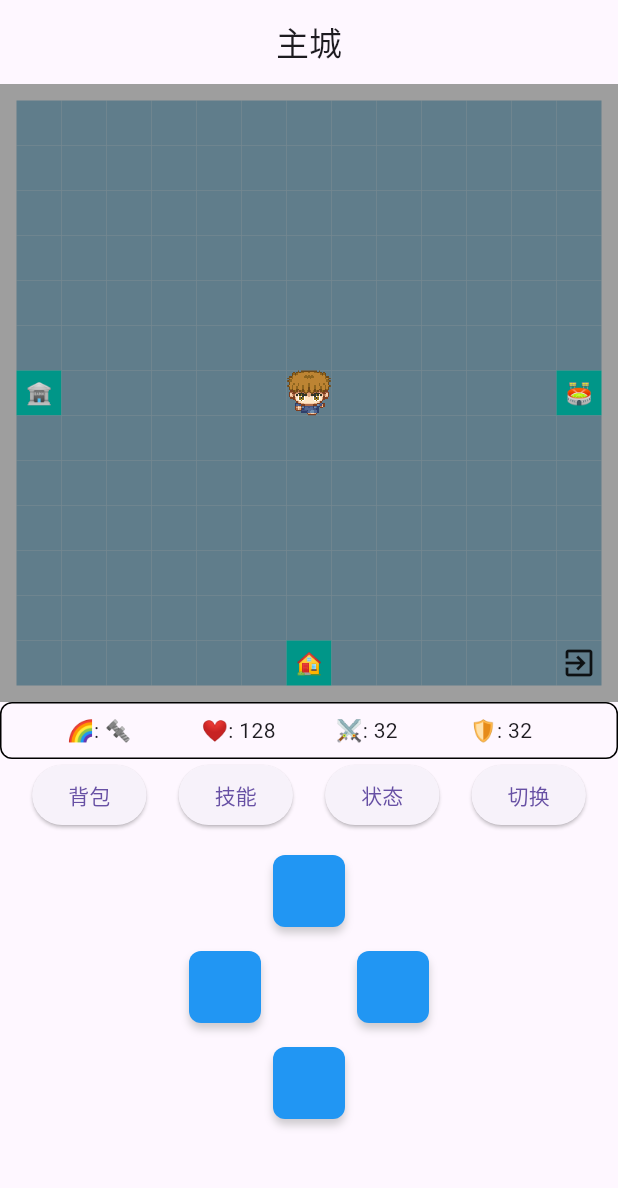
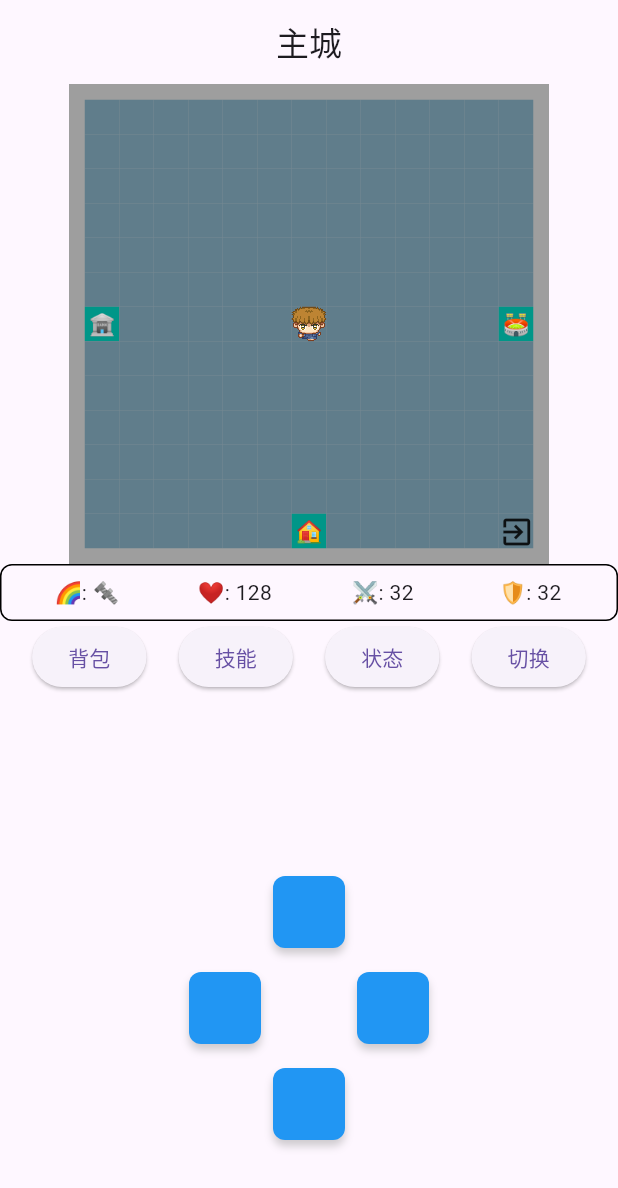
Before and after one commit to Rebort-a/ElementalBattle, a Flutter app: the screen it shows after launch, on a phone screen of 412 x 824 dp. Shown: the top 1188 px of the screen. Run offline on Flutter 3.47's test engine with Material 3 defaults, Android fonts, the phone set to English and light mode, and no system bars.

Commit message:
添加横屏模式

```diff
--- a/flutter_code/lib/upper/home_page.dart
+++ b/flutter_code/lib/upper/home_page.dart
@@ -4,7 +4,6 @@ import '../foundation/energy.dart';
 import '../foundation/image.dart';
 import '../middleware/common.dart';
 import '../foundation/map.dart';
-import '../middleware/elemental.dart';
 import '../middleware/home_logic.dart';
 
 class HomePage extends StatelessWidget {
@@ -15,217 +14,129 @@ class HomePage extends StatelessWidget {
   @override
   Widget build(BuildContext context) {
     return Scaffold(
-      appBar: AppBar(
-        title: _buildTitle(),
-        centerTitle: true,
-        automaticallyImplyLeading: false,
-      ),
-      body: Column(
-        children: [
-          // 弹出页面
-          _buildDialog(),
-          // 地图区域
-          _buildMapRegion(),
-          // 信息区域
-          _buildInfoRegion(),
-          // 按键区域
-          _buildButtonRegion(),
-          // 方向键区域
-          _buildirectionRegion(),
-          // 底部空白区域
-          _buildBlankRegion(),
-        ],
-      ),
-    );
-  }
-
-  Widget _buildTitle() {
-    return ValueListenableBuilder(
-      valueListenable: homeLogic.floorNum,
-      builder: (context, value, child) {
-        return value > 0 ? Text('地下$value层') : const Text('主城');
-      },
-    );
-  }
-
-  Widget _buildDialog() {
-    return ValueListenableBuilder<void Function(BuildContext)>(
-      valueListenable: homeLogic.showPage,
-      builder: (context, value, child) {
-        WidgetsBinding.instance.addPostFrameCallback((_) {
-          value(context);
-        });
-        return const SizedBox.shrink();
-      },
-    );
-  }
-
-  Widget _buildMapRegion() {
-    return Flexible(
-      child: ValueListenableBuilder(
-        valueListenable: homeLogic.displayMap,
-        builder: (context, value, child) {
-          return HomeMapRegion(map: value);
+      appBar: _buildAppBar(),
+      body: OrientationBuilder(
+        builder: (context, orientation) {
+          return orientation == Orientation.portrait
+              ? _buildPortraitLayout(context)
+              : _buildLandscapeLayout(context);
         },
       ),
     );
   }
 
-  Widget _buildInfoRegion() {
-    return HomeInfoRegion(info: homeLogic.player.preview);
-  }
+  AppBar _buildAppBar() => AppBar(
+        title: ValueListenableBuilder<int>(
+          valueListenable: homeLogic.floorNum,
+          builder: (context, value, _) => Text(value > 0 ? '地下$value层' : '主城'),
+        ),
+        centerTitle: true,
+        automaticallyImplyLeading: false,
+      );
 
-  Widget _buildButtonRegion() {
-    return HomeButtonRegion(homeLogic: homeLogic);
-  }
+  // 竖屏布局
+  Widget _buildPortraitLayout(BuildContext context) => Column(
+        children: [
+          // 弹出页面
+          _buildDialog(),
 
-  Widget _buildirectionRegion() {
-    return HomeDirectionRegion(homeLogic: homeLogic);
-  }
+          Flexible(
+            child: Column(
+              children: [
+                Expanded(flex: 5, child: _buildMapRegion()),
+                Expanded(
+                  flex: 3,
+                  child: Column(
+                    children: [
+                      _buildPortraitInfoRegion(),
+                      _buildPortraitButtonRegion(context),
+                    ],
+                  ),
+                ),
+              ],
+            ),
+          ),
+          _buildDirectionRegion(),
+          // 底部空白区域
+          _buildBlankRegion(),
+        ],
+      );
+
+  // 横屏布局
+  Widget _buildLandscapeLayout(BuildContext context) => Column(
+        children: [
+          // 弹出页面
+          _buildDialog(),
+
+          Flexible(
+            child: Row(
+              children: [
+                Expanded(
+                  flex: 3,
+                  child: Row(
+                    children: [
+                      _buildLandscapeButtonRegion(context),
+                      _buildLandscapeInfoRegion(),
+                    ],
+                  ),
+                ),
+                Expanded(flex: 5, child: _buildMapRegion()),
+                Expanded(flex: 3, child: _buildDirectionRegion()),
+              ],
+            ),
+          ),
+
+          // 底部空白区域
+          _buildBlankRegion(),
+        ],
+      );
+
+  Widget _buildDialog() => ValueListenableBuilder<void Function(BuildContext)>(
+        valueListenable: homeLogic.showPage,
+        builder: (context, value, child) {
+          WidgetsBinding.instance.addPostFrameCallback((_) {
+            value(context);
+            homeLogic.showPage.value = (BuildContext context) {};
+          });
+
+          return const SizedBox.shrink();
+        },
+      );
 
   Widget _buildBlankRegion() {
     return const SizedBox(height: 64);
   }
-}
 
-class HomeInfoRegion extends StatelessWidget {
-  final ElementalPreview info;
-
-  const HomeInfoRegion({super.key, required this.info});
-
-  @override
-  Widget build(BuildContext context) {
-    // 显示四个图标和四个数值
-    return Container(
-      padding: const EdgeInsets.all(8.0),
-      decoration: BoxDecoration(
-        border: Border.all(color: Colors.black),
-        borderRadius: BorderRadius.circular(8),
-      ),
-      child: Row(
-        children: [
-          const Spacer(flex: 2),
-          _buildInfo("🌈", info.typeString),
-          _buildInfo(attributeNames[AttributeType.hp.index], info.health),
-          _buildInfo(attributeNames[AttributeType.atk.index], info.attack),
-          _buildInfo(attributeNames[AttributeType.def.index], info.defence),
-        ],
-      ),
-    );
-  }
-
-  Widget _buildInfo(String label, ValueNotifier notifier) {
-    return Expanded(
-      flex: 5,
-      child: ValueListenableBuilder(
-        valueListenable: notifier,
-        builder: (context, value, child) {
-          return Text("$label: $value");
-        },
-      ),
-    );
-  }
-}
-
-class HomeButtonRegion extends StatelessWidget {
-  final HomeLogic homeLogic;
-
-  const HomeButtonRegion({super.key, required this.homeLogic});
-
-  @override
-  Widget build(BuildContext context) {
-    return Row(
-      mainAxisAlignment: MainAxisAlignment.spaceEvenly,
-      children: [
-        ElevatedButton(
-          onPressed: () => homeLogic.navigateToPackagePage(context),
-          child: const Text("背包"),
-        ),
-        ElevatedButton(
-          onPressed: () => homeLogic.navigateToSkillsPage(context),
-          child: const Text("技能"),
-        ),
-        ElevatedButton(
-          onPressed: () => homeLogic.navigateToStatusPage(context),
-          child: const Text("状态"),
-        ),
-        ElevatedButton(
-          onPressed: homeLogic.switchPlayerNext,
-          child: const Text("切换"),
-        ),
-      ],
-    );
-  }
-}
-
-class HomeDirectionRegion extends StatelessWidget {
-  final HomeLogic homeLogic;
-
-  const HomeDirectionRegion({super.key, required this.homeLogic});
-
-  @override
-  Widget build(BuildContext context) {
-    return Column(
-      mainAxisAlignment: MainAxisAlignment.center,
-      children: [
-        const SizedBox(height: 16),
-        ScaleButton(
-          size: const Size(48, 48),
-          onTap: homeLogic.movePlayerUp,
-        ),
-        const SizedBox(height: 16), // 在上键和左键之间添加空间
-        Row(
-          mainAxisAlignment: MainAxisAlignment.center,
-          children: [
-            ScaleButton(
-              size: const Size(48, 48),
-              onTap: homeLogic.movePlayerLeft,
-            ),
-            const SizedBox(width: 64), // 在左键和右键之间添加空间
-            ScaleButton(
-              size: const Size(48, 48),
-              onTap: homeLogic.movePlayerRight,
-            ),
-          ],
-        ),
-        const SizedBox(height: 16), // 在左键和下键之间添加空间
-        ScaleButton(
-          size: const Size(48, 48),
-          onTap: homeLogic.movePlayerDown,
-        ),
-      ],
-    );
-  }
-}
-
-class HomeMapRegion extends StatelessWidget {
-  final List<List<ValueNotifier<CellData>>> map;
-  final ImageManager imageManager = ImageManager();
-
-  HomeMapRegion({super.key, required this.map});
-
-  @override
-  Widget build(BuildContext context) {
-    return AspectRatio(
+  Widget _buildMapRegion() => AspectRatio(
         aspectRatio: 1, // 宽高比为1:1，即正方形
         child: Container(
           decoration: BoxDecoration(
             border: Border.all(color: Colors.grey, width: 8),
           ),
-        child: LayoutBuilder(
+          child: ValueListenableBuilder<List<List<ValueNotifier<CellData>>>>(
+            valueListenable: homeLogic.displayMap,
+            builder: (context, map, _) => LayoutBuilder(
               builder: (BuildContext context, BoxConstraints constraints) {
+                final cellWidth = constraints.maxHeight ~/ map.length;
+                final cellHeight = constraints.maxWidth ~/ map[0].length;
+                final cellSize =
+                    cellWidth < cellHeight ? cellWidth : cellHeight;
+
+                // 计算地图的实际尺寸
+                final mapWidth = cellSize * map[0].length;
+                final mapHeight = cellSize * map.length;
+
                 return Container(
                   color: Colors.grey,
                   child: Center(
                     child: SizedBox(
-                  height: ((constraints.maxHeight ~/ map.length) * map.length)
-                      .toDouble(),
-                  width:
-                      ((constraints.maxWidth ~/ map[0].length) * map[0].length)
-                          .toDouble(),
+                      height: mapWidth.toDouble(),
+                      width: mapHeight.toDouble(),
                       child: GridView.builder(
+                        physics: const NeverScrollableScrollPhysics(), // 禁止滚动
                         gridDelegate: SliverGridDelegateWithFixedCrossAxisCount(
                           crossAxisCount: map.length,
+                          childAspectRatio: 1, // 保持单元格正方形
                         ),
                         itemCount: map.length * map[0].length,
                         itemBuilder: (context, index) {
@@ -234,8 +145,11 @@ class HomeMapRegion extends StatelessWidget {
                           return ValueListenableBuilder(
                             valueListenable: map[y][x],
                             builder: (context, value, child) {
-                          return imageManager.getImage(value.id,
-                              value.iconIndex, value.colorIndex, value.fogFlag);
+                              return ImageManager().getImage(
+                                  value.id,
+                                  value.iconIndex,
+                                  value.colorIndex,
+                                  value.fogFlag);
                             },
                           );
                         },
@@ -246,6 +160,181 @@ class HomeMapRegion extends StatelessWidget {
               },
             ),
           ),
+        ),
+      );
+
+  Widget _buildPortraitInfoRegion() => Container(
+        padding: const EdgeInsets.all(8.0),
+        decoration: BoxDecoration(
+          border: Border.all(color: Colors.black),
+          borderRadius: BorderRadius.circular(8),
+        ),
+        child: Row(
+          children: [
+            _InfoItem(label: "🌈", value: homeLogic.player.preview.typeString),
+            _InfoItem(
+              label: attributeNames[AttributeType.hp.index],
+              value: homeLogic.player.preview.health,
+            ),
+            _InfoItem(
+              label: attributeNames[AttributeType.atk.index],
+              value: homeLogic.player.preview.attack,
+            ),
+            _InfoItem(
+              label: attributeNames[AttributeType.def.index],
+              value: homeLogic.player.preview.defence,
+            ),
+          ],
+        ),
+      );
+
+  Widget _buildLandscapeInfoRegion() => Container(
+        padding: const EdgeInsets.all(8.0),
+        decoration: BoxDecoration(
+          border: Border.all(color: Colors.black),
+          borderRadius: BorderRadius.circular(8),
+        ),
+        child: Column(
+          children: [
+            const Spacer(flex: 1),
+            _InfoItem(label: "🌈", value: homeLogic.player.preview.typeString),
+            _InfoItem(
+              label: attributeNames[AttributeType.hp.index],
+              value: homeLogic.player.preview.health,
+            ),
+            _InfoItem(
+              label: attributeNames[AttributeType.atk.index],
+              value: homeLogic.player.preview.attack,
+            ),
+            _InfoItem(
+              label: attributeNames[AttributeType.def.index],
+              value: homeLogic.player.preview.defence,
+            ),
+          ],
+        ),
+      );
+
+  Widget _buildPortraitButtonRegion(BuildContext context) => Row(
+        mainAxisAlignment: MainAxisAlignment.spaceEvenly,
+        children: [
+          _AppButton(
+            text: "背包",
+            onPressed: () => homeLogic.navigateToPackagePage(context),
+          ),
+          _AppButton(
+            text: "技能",
+            onPressed: () => homeLogic.navigateToSkillsPage(context),
+          ),
+          _AppButton(
+            text: "状态",
+            onPressed: () => homeLogic.navigateToStatusPage(context),
+          ),
+          _AppButton(
+            text: "切换",
+            onPressed: homeLogic.switchPlayerNext,
+          ),
+        ],
+      );
+
+  Widget _buildLandscapeButtonRegion(BuildContext context) => Column(
+        mainAxisAlignment: MainAxisAlignment.spaceEvenly,
+        children: [
+          _AppButton(
+            text: "背包",
+            onPressed: () => homeLogic.navigateToPackagePage(context),
+          ),
+          _AppButton(
+            text: "技能",
+            onPressed: () => homeLogic.navigateToSkillsPage(context),
+          ),
+          _AppButton(
+            text: "状态",
+            onPressed: () => homeLogic.navigateToStatusPage(context),
+          ),
+          _AppButton(
+            text: "切换",
+            onPressed: homeLogic.switchPlayerNext,
+          ),
+        ],
+      );
+
+  Widget _buildDirectionRegion() => Column(
+        mainAxisAlignment: MainAxisAlignment.center,
+        children: [
+          const SizedBox(height: 16),
+          _DirectionButton(
+            onTap: homeLogic.movePlayerUp,
+            icon: Icons.keyboard_arrow_up,
+          ),
+          const SizedBox(height: 16),
+          Row(
+            mainAxisAlignment: MainAxisAlignment.center,
+            children: [
+              _DirectionButton(
+                onTap: homeLogic.movePlayerLeft,
+                icon: Icons.keyboard_arrow_left,
+              ),
+              const SizedBox(width: 16 * 4),
+              _DirectionButton(
+                onTap: homeLogic.movePlayerRight,
+                icon: Icons.keyboard_arrow_right,
+              ),
+            ],
+          ),
+          const SizedBox(height: 16),
+          _DirectionButton(
+            onTap: homeLogic.movePlayerDown,
+            icon: Icons.keyboard_arrow_down,
+          ),
+        ],
+      );
+}
+
+class _InfoItem extends StatelessWidget {
+  final String label;
+  final ValueNotifier<dynamic> value;
+
+  const _InfoItem({required this.label, required this.value});
+
+  @override
+  Widget build(BuildContext context) {
+    return Expanded(
+      child: ValueListenableBuilder(
+        valueListenable: value,
+        builder: (_, val, __) =>
+            Text("$label: $val", textAlign: TextAlign.center),
+      ),
     );
   }
 }
+
+class _AppButton extends StatelessWidget {
+  final String text;
+  final VoidCallback onPressed;
+
+  const _AppButton({required this.text, required this.onPressed});
+
+  @override
+  Widget build(BuildContext context) {
+    return ElevatedButton(
+      onPressed: onPressed,
+      child: Text(text),
+    );
+  }
+}
+
+class _DirectionButton extends StatelessWidget {
+  final VoidCallback onTap;
+  final IconData icon;
+
+  const _DirectionButton({required this.onTap, required this.icon});
+
+  @override
+  Widget build(BuildContext context) {
+    return ScaleButton(
+      size: const Size.square(48),
+      onTap: onTap,
+      // icon: Icon(icon, size: _LayoutConstants.buttonSize),
+    );
+  }
+}
--- a/flutter_code/lib/upper/status_page.dart
+++ b/flutter_code/lib/upper/status_page.dart
@@ -38,8 +38,8 @@ class _StatusPageState extends State<StatusPage> {
 
   Widget _buildStatusInfo() {
     return Expanded(
-      child: Column(
-        crossAxisAlignment: CrossAxisAlignment.center,
+      child: ListView(
+        padding: const EdgeInsets.all(16.0),
         children: [
           _buildPlayerInfo(),
           const Divider(),
```
Lines whose indentation alone changed are shown as unchanged.
